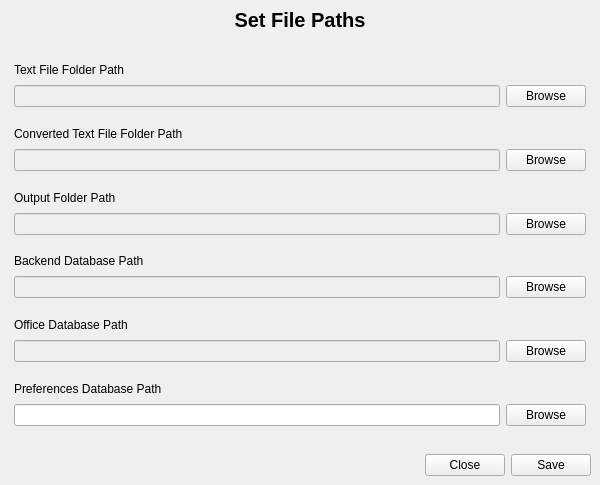
layup/LIMS, file src/ui/FileLocationDialog.ui: the form before one commit.
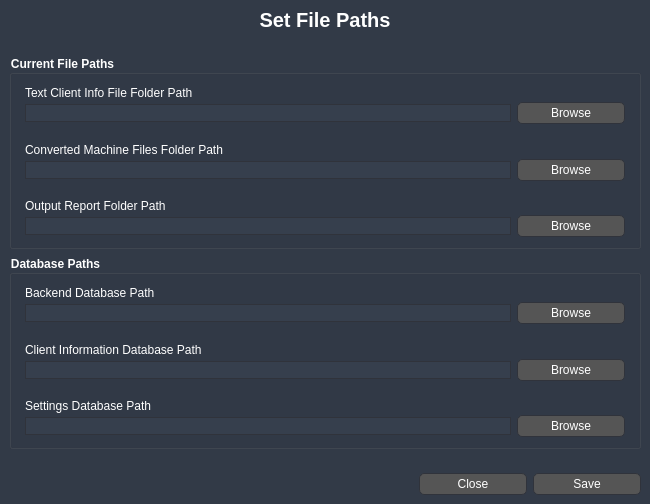
The form after the commit.

```diff
--- a/src/ui/FileLocationDialog.ui
+++ b/src/ui/FileLocationDialog.ui
@@ -6,20 +6,20 @@
    <rect>
     <x>0</x>
     <y>0</y>
-    <width>600</width>
-    <height>485</height>
+    <width>650</width>
+    <height>504</height>
    </rect>
   </property>
   <property name="minimumSize">
    <size>
-    <width>600</width>
-    <height>485</height>
+    <width>650</width>
+    <height>500</height>
    </size>
   </property>
   <property name="maximumSize">
    <size>
-    <width>600</width>
-    <height>485</height>
+    <width>650</width>
+    <height>504</height>
    </size>
   </property>
   <property name="windowTitle">
@@ -27,13 +27,47 @@
   </property>
   <property name="styleSheet">
    <string notr="true">
-#container  QLabel {
+
+
+#container   {
 	min-width: 160px; 
 } 
 
-QPushButton {
-	min-width: 50px; 
-} </string>
+#Form { 
+	background-color: #323a47; 
+}
+
+QLabel {
+	color: white; 
+} 
+
+QGroupBox {
+	color: white; 
+} 
+
+QLineEdit {
+	background-color: #363f4d; 
+	border: 1px solid #30333b; 
+	color:white;  
+	padding-left: 5px; 
+}
+
+QPushButton { 
+	padding: 3px; 
+	border: 1px solid #30333b; 
+	border-radius: 5px;
+	color:white; 
+	background-color: #555555; 
+	min-width: 100px; 
+} 
+
+QPushButton::hover {
+	background-color: rgb(107, 108, 108);
+}
+
+QPushButton::disabled {
+	color: grey 
+}</string>
   </property>
   <layout class="QVBoxLayout" name="verticalLayout">
    <property name="leftMargin">
@@ -49,7 +83,7 @@
     <number>0</number>
    </property>
    <item>
-    <widget class="QWidget" name="widget" native="true">
+    <widget class="QWidget" name="title" native="true">
      <property name="maximumSize">
       <size>
        <width>16777215</width>
@@ -63,6 +97,12 @@
       </font>
      </property>
      <layout class="QVBoxLayout" name="verticalLayout_3">
+      <property name="topMargin">
+       <number>5</number>
+      </property>
+      <property name="bottomMargin">
+       <number>5</number>
+      </property>
       <item>
        <widget class="QLabel" name="label">
         <property name="font">
@@ -84,22 +124,37 @@
     </widget>
    </item>
    <item>
-    <widget class="QWidget" name="container" native="true">
+    <widget class="QWidget" name="widget" native="true">
+     <property name="minimumSize">
+      <size>
+       <width>0</width>
+       <height>50</height>
+      </size>
+     </property>
      <layout class="QVBoxLayout" name="verticalLayout_2">
-      <property name="spacing">
-       <number>0</number>
-      </property>
+      <item>
+       <widget class="QGroupBox" name="groupBox">
+        <property name="font">
+         <font>
+          <weight>75</weight>
+          <bold>true</bold>
+         </font>
+        </property>
+        <property name="title">
+         <string>Current File Paths</string>
+        </property>
+        <layout class="QVBoxLayout" name="verticalLayout_10">
       <property name="leftMargin">
-       <number>5</number>
+          <number>4</number>
       </property>
       <property name="topMargin">
-       <number>5</number>
+          <number>4</number>
       </property>
       <property name="rightMargin">
-       <number>5</number>
+          <number>4</number>
       </property>
       <property name="bottomMargin">
-       <number>5</number>
+          <number>4</number>
       </property>
       <item>
        <widget class="QWidget" name="widget_4" native="true">
@@ -123,7 +178,7 @@
             </font>
            </property>
            <property name="text">
-            <string>Text File Folder Path</string>
+               <string>Text Client Info File Folder Path</string>
            </property>
           </widget>
          </item>
@@ -147,6 +202,9 @@
               <property name="enabled">
                <bool>false</bool>
               </property>
+                 <property name="text">
+                  <string/>
+                 </property>
              </widget>
             </item>
             <item>
@@ -184,7 +242,7 @@
             </font>
            </property>
            <property name="text">
-            <string>Converted Text File Folder Path</string>
+               <string>Converted Machine Files Folder Path</string>
            </property>
           </widget>
          </item>
@@ -245,7 +303,7 @@
             </font>
            </property>
            <property name="text">
-            <string>Output Folder Path</string>
+               <string>Output Report Folder Path</string>
            </property>
           </widget>
          </item>
@@ -284,6 +342,33 @@
         </layout>
        </widget>
       </item>
+        </layout>
+       </widget>
+      </item>
+      <item>
+       <widget class="QGroupBox" name="groupBox_2">
+        <property name="font">
+         <font>
+          <weight>75</weight>
+          <bold>true</bold>
+         </font>
+        </property>
+        <property name="title">
+         <string>Database Paths</string>
+        </property>
+        <layout class="QVBoxLayout" name="verticalLayout_11">
+         <property name="leftMargin">
+          <number>4</number>
+         </property>
+         <property name="topMargin">
+          <number>4</number>
+         </property>
+         <property name="rightMargin">
+          <number>4</number>
+         </property>
+         <property name="bottomMargin">
+          <number>4</number>
+         </property>
       <item>
        <widget class="QWidget" name="widget_6" native="true">
         <layout class="QVBoxLayout" name="verticalLayout_6">
@@ -367,7 +452,7 @@
             </font>
            </property>
            <property name="text">
-            <string>Office Database Path</string>
+               <string>Client Information Database Path</string>
            </property>
           </widget>
          </item>
@@ -421,7 +506,7 @@
          <item>
           <widget class="QLabel" name="label_2">
            <property name="text">
-            <string>Preferences Database Path</string>
+               <string>Settings Database Path</string>
            </property>
           </widget>
          </item>
@@ -441,7 +526,11 @@
              <number>0</number>
             </property>
             <item>
-             <widget class="QLineEdit" name="line6"/>
+                <widget class="QLineEdit" name="line6">
+                 <property name="enabled">
+                  <bool>false</bool>
+                 </property>
+                </widget>
             </item>
             <item>
              <widget class="QPushButton" name="browse6">
@@ -459,6 +548,9 @@
      </layout>
     </widget>
    </item>
+     </layout>
+    </widget>
+   </item>
    <item>
     <widget class="QWidget" name="widget_3" native="true">
      <property name="maximumSize">
@@ -468,6 +560,12 @@
       </size>
      </property>
      <layout class="QHBoxLayout" name="horizontalLayout_5">
+      <property name="topMargin">
+       <number>6</number>
+      </property>
+      <property name="bottomMargin">
+       <number>6</number>
+      </property>
       <item>
        <spacer name="horizontalSpacer">
         <property name="orientation">
```
Lines whose indentation alone changed are shown as unchanged.
